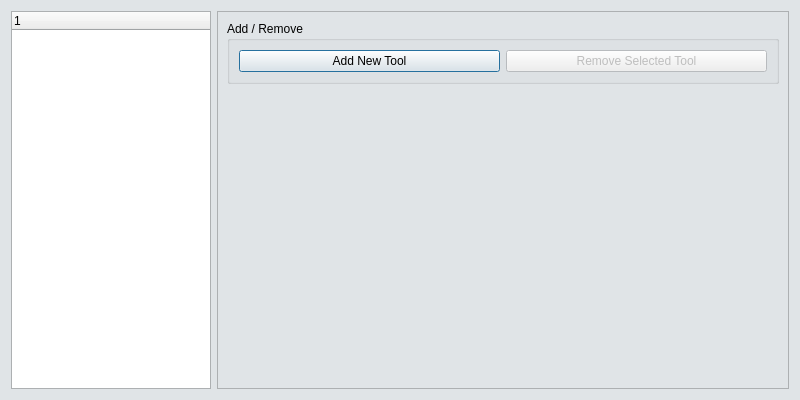
objectwheel/objectwheel, file app/src/toolboxsettings.ui: the form before one commit.
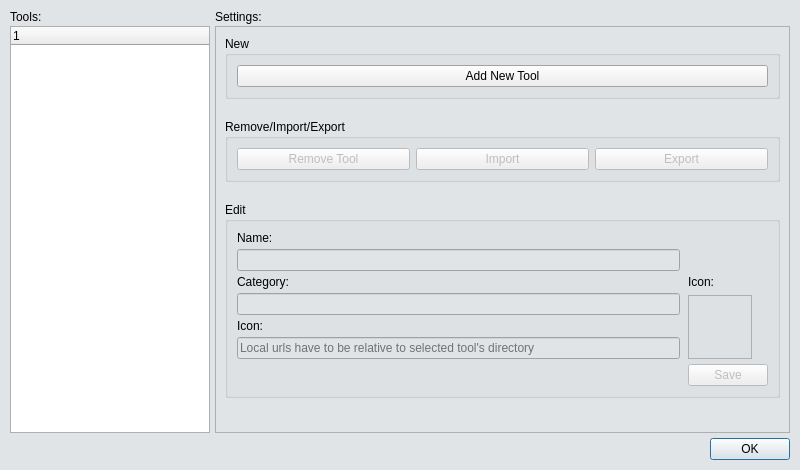
The form after the commit. Icons and pictures are not drawn. Custom widgets are drawn as their Qt base class.

Commit message: ToolsManager and ToolboxSettings under development - 2

What changed in the file:
```diff
--- a/app/src/toolboxsettings.ui
+++ b/app/src/toolboxsettings.ui
@@ -10,7 +10,7 @@
     <x>0</x>
     <y>0</y>
     <width>800</width>
-    <height>400</height>
+    <height>470</height>
    </rect>
   </property>
   <property name="palette">
@@ -83,15 +83,54 @@
   <property name="modal">
    <bool>true</bool>
   </property>
-  <layout class="QHBoxLayout" name="horizontalLayout">
+  <layout class="QGridLayout" name="gridLayout_2">
+   <property name="leftMargin">
+    <number>10</number>
+   </property>
+   <property name="topMargin">
+    <number>10</number>
+   </property>
+   <property name="rightMargin">
+    <number>10</number>
+   </property>
+   <property name="bottomMargin">
+    <number>10</number>
+   </property>
+   <property name="spacing">
+    <number>5</number>
+   </property>
+   <item row="0" column="0">
+    <layout class="QVBoxLayout" name="verticalLayout_3">
+     <property name="spacing">
+      <number>2</number>
+     </property>
+     <item>
+      <widget class="QLabel" name="lblTools">
+       <property name="sizePolicy">
+        <sizepolicy hsizetype="Fixed" vsizetype="Preferred">
+         <horstretch>0</horstretch>
+         <verstretch>0</verstretch>
+        </sizepolicy>
+       </property>
+       <property name="text">
+        <string>Tools:</string>
+       </property>
+      </widget>
+     </item>
    <item>
     <widget class="ToolboxTree" name="treeWidget">
      <property name="sizePolicy">
-      <sizepolicy hsizetype="Expanding" vsizetype="Expanding">
+        <sizepolicy hsizetype="Fixed" vsizetype="Expanding">
        <horstretch>0</horstretch>
        <verstretch>0</verstretch>
       </sizepolicy>
      </property>
+       <property name="minimumSize">
+        <size>
+         <width>200</width>
+         <height>0</height>
+        </size>
+       </property>
      <property name="maximumSize">
       <size>
        <width>200</width>
@@ -105,6 +144,26 @@
      </column>
     </widget>
    </item>
+    </layout>
+   </item>
+   <item row="0" column="1">
+    <layout class="QVBoxLayout" name="verticalLayout_4">
+     <property name="spacing">
+      <number>2</number>
+     </property>
+     <item>
+      <widget class="QLabel" name="lblSettings">
+       <property name="sizePolicy">
+        <sizepolicy hsizetype="Fixed" vsizetype="Preferred">
+         <horstretch>0</horstretch>
+         <verstretch>0</verstretch>
+        </sizepolicy>
+       </property>
+       <property name="text">
+        <string>Settings:</string>
+       </property>
+      </widget>
+     </item>
    <item>
     <widget class="QScrollArea" name="scrollArea">
      <property name="widgetResizable">
@@ -115,11 +174,14 @@
        <rect>
         <x>0</x>
         <y>0</y>
-        <width>564</width>
-        <height>374</height>
+          <width>569</width>
+          <height>403</height>
        </rect>
       </property>
       <layout class="QVBoxLayout" name="verticalLayout">
+         <property name="spacing">
+          <number>20</number>
+         </property>
        <item>
         <widget class="QGroupBox" name="groupBox">
          <property name="sizePolicy">
@@ -129,7 +191,7 @@
           </sizepolicy>
          </property>
          <property name="title">
-          <string>Add / Remove</string>
+            <string>New</string>
          </property>
          <layout class="QHBoxLayout" name="horizontalLayout_2">
           <item>
@@ -141,20 +203,233 @@
              <iconset resource="resources.qrc">
               <normaloff>:/resources/images/newfile.png</normaloff>:/resources/images/newfile.png</iconset>
             </property>
-           </widget>
-          </item>
+              <property name="autoDefault">
+               <bool>false</bool>
+              </property>
+             </widget>
+            </item>
+           </layout>
+          </widget>
+         </item>
           <item>
-           <widget class="QPushButton" name="removeButton">
+          <widget class="QGroupBox" name="scGroupBox">
+           <property name="sizePolicy">
+            <sizepolicy hsizetype="Preferred" vsizetype="Fixed">
+             <horstretch>0</horstretch>
+             <verstretch>0</verstretch>
+            </sizepolicy>
+           </property>
+           <property name="title">
+            <string>Remove/Import/Export</string>
+           </property>
+           <layout class="QHBoxLayout" name="horizontalLayout_3">
+            <item>
+             <widget class="QPushButton" name="btnRemove">
             <property name="enabled">
              <bool>false</bool>
             </property>
             <property name="text">
-             <string>Remove Selected Tool</string>
+               <string>Remove Tool</string>
             </property>
             <property name="icon">
              <iconset resource="resources.qrc">
               <normaloff>:/resources/images/delete.png</normaloff>:/resources/images/delete.png</iconset>
             </property>
+              <property name="autoDefault">
+               <bool>false</bool>
+              </property>
+             </widget>
+            </item>
+            <item>
+             <widget class="QPushButton" name="btnImport">
+              <property name="enabled">
+               <bool>false</bool>
+              </property>
+              <property name="text">
+               <string>Import</string>
+              </property>
+              <property name="icon">
+               <iconset resource="resources.qrc">
+                <normaloff>:/resources/images/undo.png</normaloff>:/resources/images/undo.png</iconset>
+              </property>
+              <property name="autoDefault">
+               <bool>false</bool>
+              </property>
+             </widget>
+            </item>
+            <item>
+             <widget class="QPushButton" name="btnExport">
+              <property name="enabled">
+               <bool>false</bool>
+              </property>
+              <property name="text">
+               <string>Export</string>
+              </property>
+              <property name="icon">
+               <iconset resource="resources.qrc">
+                <normaloff>:/resources/images/redo.png</normaloff>:/resources/images/redo.png</iconset>
+              </property>
+              <property name="autoDefault">
+               <bool>false</bool>
+              </property>
+             </widget>
+            </item>
+           </layout>
+          </widget>
+         </item>
+         <item>
+          <widget class="QGroupBox" name="eGroupBox">
+           <property name="sizePolicy">
+            <sizepolicy hsizetype="Preferred" vsizetype="Fixed">
+             <horstretch>0</horstretch>
+             <verstretch>0</verstretch>
+            </sizepolicy>
+           </property>
+           <property name="title">
+            <string>Edit</string>
+           </property>
+           <layout class="QGridLayout" name="gridLayout">
+            <property name="horizontalSpacing">
+             <number>8</number>
+            </property>
+            <property name="verticalSpacing">
+             <number>5</number>
+            </property>
+            <item row="0" column="0" rowspan="4">
+             <layout class="QVBoxLayout" name="verticalLayout_2">
+              <property name="spacing">
+               <number>4</number>
+              </property>
+              <item>
+               <widget class="QLabel" name="lblName">
+                <property name="text">
+                 <string>Name:</string>
+                </property>
+                <property name="buddy">
+                 <cstring>txtName</cstring>
+                </property>
+               </widget>
+              </item>
+              <item>
+               <widget class="QLineEdit" name="txtName">
+                <property name="enabled">
+                 <bool>false</bool>
+                </property>
+               </widget>
+              </item>
+              <item>
+               <widget class="QLabel" name="lblCategory">
+                <property name="text">
+                 <string>Category:</string>
+                </property>
+                <property name="buddy">
+                 <cstring>txtCategory</cstring>
+                </property>
+               </widget>
+              </item>
+              <item>
+               <widget class="QLineEdit" name="txtCategory">
+                <property name="enabled">
+                 <bool>false</bool>
+                </property>
+               </widget>
+              </item>
+              <item>
+               <widget class="QLabel" name="lblIcon">
+                <property name="text">
+                 <string>Icon:</string>
+                </property>
+                <property name="buddy">
+                 <cstring>txtIcon</cstring>
+                </property>
+               </widget>
+              </item>
+              <item>
+               <widget class="QLineEdit" name="txtIcon">
+                <property name="enabled">
+                 <bool>false</bool>
+                </property>
+                <property name="placeholderText">
+                 <string>Local urls have to be relative to selected tool's directory</string>
+                </property>
+               </widget>
+              </item>
+             </layout>
+            </item>
+            <item row="2" column="1">
+             <widget class="QLabel" name="lblPreview">
+              <property name="text">
+               <string>Icon:</string>
+              </property>
+             </widget>
+            </item>
+            <item row="5" column="1">
+             <widget class="QPushButton" name="btnSave">
+              <property name="enabled">
+               <bool>false</bool>
+              </property>
+              <property name="text">
+               <string>Save</string>
+              </property>
+             </widget>
+            </item>
+            <item row="3" column="1">
+             <widget class="QLabel" name="lblIconPreview">
+              <property name="sizePolicy">
+               <sizepolicy hsizetype="Fixed" vsizetype="Fixed">
+                <horstretch>0</horstretch>
+                <verstretch>0</verstretch>
+               </sizepolicy>
+              </property>
+              <property name="minimumSize">
+               <size>
+                <width>64</width>
+                <height>64</height>
+               </size>
+              </property>
+              <property name="maximumSize">
+               <size>
+                <width>64</width>
+                <height>64</height>
+               </size>
+              </property>
+              <property name="frameShape">
+               <enum>QFrame::StyledPanel</enum>
+              </property>
+              <property name="text">
+               <string/>
+              </property>
+              <property name="scaledContents">
+               <bool>true</bool>
+              </property>
+             </widget>
+            </item>
+            <item row="5" column="0">
+             <widget class="QLabel" name="lblLoading">
+              <property name="sizePolicy">
+               <sizepolicy hsizetype="Fixed" vsizetype="Fixed">
+                <horstretch>0</horstretch>
+                <verstretch>0</verstretch>
+               </sizepolicy>
+              </property>
+              <property name="minimumSize">
+               <size>
+                <width>20</width>
+                <height>20</height>
+               </size>
+              </property>
+              <property name="maximumSize">
+               <size>
+                <width>20</width>
+                <height>20</height>
+               </size>
+              </property>
+              <property name="text">
+               <string/>
+              </property>
+              <property name="scaledContents">
+               <bool>true</bool>
+              </property>
            </widget>
           </item>
          </layout>
@@ -178,6 +453,15 @@
     </widget>
    </item>
   </layout>
+   </item>
+   <item row="1" column="0" colspan="2">
+    <widget class="QDialogButtonBox" name="buttonBox">
+     <property name="standardButtons">
+      <set>QDialogButtonBox::Ok</set>
+     </property>
+    </widget>
+   </item>
+  </layout>
  </widget>
  <customwidgets>
   <customwidget>
```
Left out of the diff: 34 changed lines with no effect on the pictures. Lines whose indentation alone changed are shown as unchanged. The commit also changes 55 other files.
